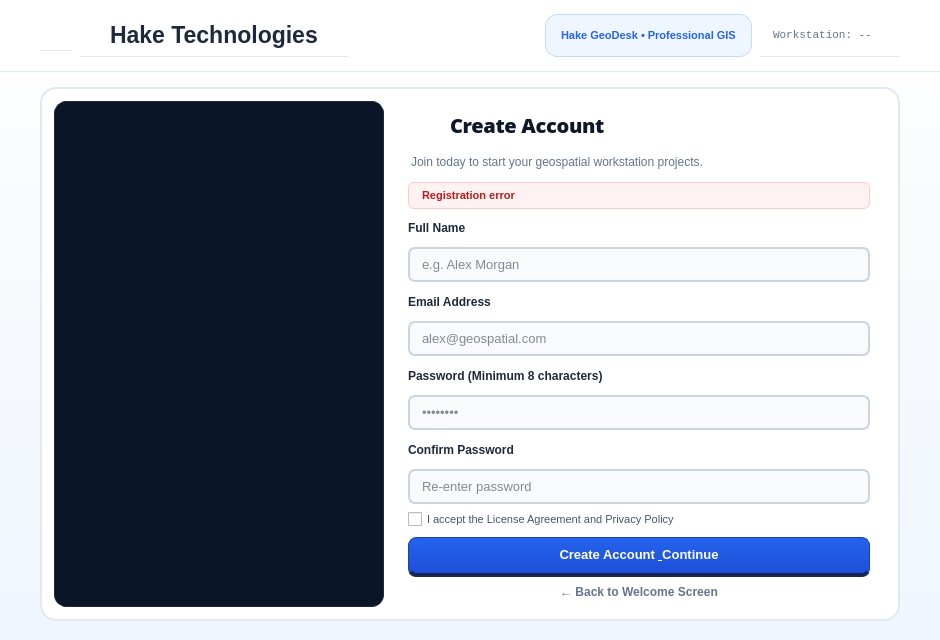
Old version of the form src/ui/hakeactivationdialogbase.ui in the repository sagar-singha-roy/hake-gis.
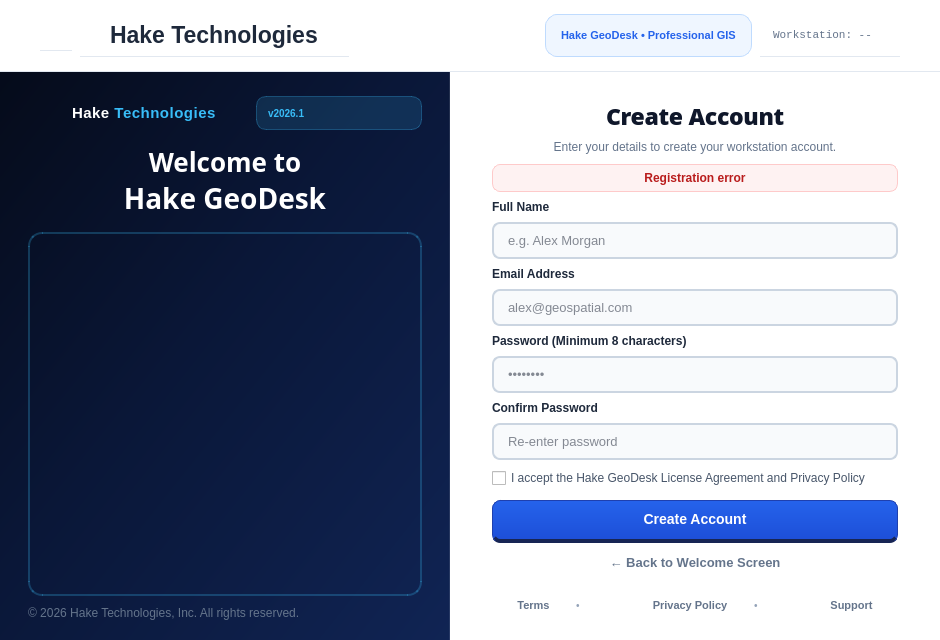
New version of the form. The open tabs and pages were chosen to show the change.

Commit message: feat(ui): edge-to-edge split create account screen with 3D terrain map and direct subscription redirect workflow

Diff of the .ui file:
```diff
--- a/src/ui/hakeactivationdialogbase.ui
+++ b/src/ui/hakeactivationdialogbase.ui
@@ -970,93 +970,186 @@
 
      <!-- PAGE 3: Sign-Up Screen -->
      <widget class="QWidget" name="pageSignUp">
-      <layout class="QVBoxLayout" name="signUpLayout">
+      <layout class="QHBoxLayout" name="signUpSplitLayout">
        <property name="spacing">
         <number>0</number>
        </property>
        <property name="leftMargin">
-        <number>20</number>
+        <number>0</number>
        </property>
        <property name="topMargin">
-        <number>8</number>
+        <number>0</number>
        </property>
        <property name="rightMargin">
-        <number>20</number>
+        <number>0</number>
        </property>
        <property name="bottomMargin">
-        <number>12</number>
+        <number>0</number>
        </property>
 
+       <!-- LEFT HAND HERO PANEL: Cosmic Deep Navy Gradient with 3D Map -->
        <item>
-        <spacer name="signUpTopSpacer">
-         <property name="orientation"><enum>Qt::Vertical</enum></property>
-        </spacer>
-       </item>
-
-       <item>
-        <layout class="QHBoxLayout" name="signUpCenterRow">
-         <item>
-          <spacer name="signUpLeftSpacer">
-           <property name="orientation"><enum>Qt::Horizontal</enum></property>
-          </spacer>
-         </item>
-
-         <item>
-          <widget class="QFrame" name="cardSignUp">
+        <widget class="QFrame" name="panelSignUpHero">
            <property name="minimumSize">
             <size>
-             <width>820</width>
-             <height>520</height>
-            </size>
-           </property>
-           <property name="maximumSize">
-            <size>
-             <width>860</width>
-             <height>540</height>
-            </size>
-           </property>
-           <property name="styleSheet">
-            <string notr="true">QFrame#cardSignUp { background-color: #ffffff; border: 1.5px solid #e2e8f0; border-radius: 16px; padding: 10px; }</string>
-           </property>
-           <layout class="QHBoxLayout" name="cardSignUpSplitLayout">
-            <property name="spacing">
-             <number>18</number>
-            </property>
-            <property name="leftMargin"><number>2</number></property>
-            <property name="topMargin"><number>2</number></property>
-            <property name="rightMargin"><number>12</number></property>
-            <property name="bottomMargin"><number>2</number></property>
-
-            <!-- LEFT SIDE: Geospatial Map Visual Frame -->
-            <item>
-             <widget class="QFrame" name="frameSignUpMap">
-              <property name="minimumSize">
-               <size>
-                <width>330</width>
+           <width>430</width>
                 <height>0</height>
                </size>
               </property>
               <property name="maximumSize">
                <size>
-                <width>350</width>
+           <width>450</width>
                 <height>16777215</height>
                </size>
               </property>
               <property name="styleSheet">
-               <string notr="true">QFrame#frameSignUpMap { background-color: #0b1528; border-radius: 12px; border: 1px solid #1e293b; }</string>
-              </property>
-              <layout class="QVBoxLayout" name="mapFrameLayout">
+          <string notr="true">
+           QFrame#panelSignUpHero {
+             background: qlineargradient(x1:0, y1:0, x2:1, y2:1, stop:0 #050b1a, stop:0.45 #0a1738, stop:1 #102454);
+             border-right: 1px solid rgba(255, 255, 255, 0.1);
+           }
+          </string>
+         </property>
+         <layout class="QVBoxLayout" name="signUpHeroLayout">
+          <property name="spacing">
+           <number>10</number>
+          </property>
+          <property name="leftMargin">
+           <number>28</number>
+          </property>
+          <property name="topMargin">
+           <number>24</number>
+          </property>
+          <property name="rightMargin">
+           <number>28</number>
+          </property>
+          <property name="bottomMargin">
+           <number>20</number>
+          </property>
+
+          <!-- Top Brand Header (Hake Technologies) -->
+          <item>
+           <layout class="QHBoxLayout" name="signUpHeroBrandLayout">
+            <item>
+             <widget class="QLabel" name="lblSignUpHeroBrandIcon">
+              <property name="minimumSize">
+               <size>
+                <width>34</width>
+                <height>34</height>
+               </size>
+              </property>
+              <property name="maximumSize">
+               <size>
+                <width>34</width>
+                <height>34</height>
+               </size>
+              </property>
+              <property name="scaledContents">
+               <bool>true</bool>
+              </property>
+              <property name="styleSheet">
+               <string notr="true">background: transparent;</string>
+              </property>
+              <property name="text">
+               <string/>
+              </property>
+             </widget>
+            </item>
+            <item>
+             <widget class="QLabel" name="lblSignUpHeroBrandName">
+              <property name="font">
+               <font>
+                <pointsize>15</pointsize>
+                <bold>true</bold>
+               </font>
+              </property>
+              <property name="styleSheet">
+               <string notr="true">font-family: -apple-system, BlinkMacSystemFont, "Segoe UI", Roboto, sans-serif; font-size: 15px; font-weight: 800; letter-spacing: 0.5px;</string>
+              </property>
+              <property name="text">
+               <string>&lt;span style=&quot;color: #ffffff; font-weight: 800;&quot;&gt;Hake &lt;/span&gt;&lt;span style=&quot;color: #38bdf8; font-weight: 800;&quot;&gt;Technologies&lt;/span&gt;</string>
+              </property>
+             </widget>
+            </item>
+            <item>
+             <spacer name="signUpHeroBrandSpacer">
+              <property name="orientation">
+               <enum>Qt::Horizontal</enum>
+              </property>
+             </spacer>
+            </item>
+            <item>
+             <widget class="QLabel" name="lblSignUpHeroVersionBadge">
+              <property name="styleSheet">
+               <string notr="true">background: rgba(56, 189, 248, 0.15); color: #38bdf8; border: 1px solid rgba(56, 189, 248, 0.3); border-radius: 10px; padding: 2px 8px; font-size: 10px; font-weight: 600;</string>
+              </property>
+              <property name="text">
+               <string>v2026.1</string>
+              </property>
+             </widget>
+            </item>
+           </layout>
+          </item>
+
+          <!-- Hero Main Title -->
+          <item>
+           <widget class="QLabel" name="lblSignUpHeroTitle">
+            <property name="alignment">
+             <set>Qt::AlignCenter</set>
+            </property>
+            <property name="wordWrap">
+             <bool>true</bool>
+            </property>
+            <property name="font">
+             <font>
+              <family>IBM Plex Serif</family>
+              <pointsize>26</pointsize>
+              <weight>63</weight>
+              <bold>true</bold>
+             </font>
+            </property>
+            <property name="styleSheet">
+             <string notr="true">color: #ffffff; font-weight: 600; font-size: 26px; line-height: 1.25; font-family: "IBM Plex Serif", Georgia, serif; background: transparent; margin-top: 4px; margin-bottom: 4px;</string>
+            </property>
+            <property name="text">
+             <string>&lt;div align=&quot;center&quot; style=&quot;font-family: 'IBM Plex Serif', Georgia, serif; font-weight: 600; color: #ffffff;&quot;&gt;Welcome to&lt;br&gt;&lt;span style=&quot;font-size: 28px;&quot;&gt;Hake GeoDesk&lt;/span&gt;&lt;/div&gt;</string>
+            </property>
+           </widget>
+          </item>
+
+          <!-- 3D Map Container -->
+          <item>
+           <widget class="QFrame" name="frameSignUp3DMap">
+            <property name="sizePolicy">
+             <sizepolicy hsizetype="Expanding" vsizetype="Expanding">
+              <horstretch>0</horstretch>
+              <verstretch>1</verstretch>
+             </sizepolicy>
+            </property>
+            <property name="minimumSize">
+             <size>
+              <width>260</width>
+              <height>300</height>
+             </size>
+            </property>
+            <property name="styleSheet">
+             <string notr="true">background: transparent; border: none;</string>
+            </property>
+            <layout class="QVBoxLayout" name="signUp3DMapLayout">
                <property name="leftMargin"><number>0</number></property>
                <property name="topMargin"><number>0</number></property>
                <property name="rightMargin"><number>0</number></property>
                <property name="bottomMargin"><number>0</number></property>
                <item>
-                <widget class="QLabel" name="lblSignUpMap">
+              <widget class="QLabel" name="lblSignUp3DMap">
                  <property name="scaledContents">
                   <bool>true</bool>
                  </property>
+               <property name="alignment">
+                <set>Qt::AlignCenter</set>
+               </property>
                  <property name="styleSheet">
-                  <string notr="true">border-radius: 12px;</string>
+                <string notr="true">border-radius: 14px; border: 1.5px solid rgba(56, 189, 248, 0.25);</string>
                  </property>
                  <property name="text">
                   <string/>
@@ -1067,193 +1160,292 @@
              </widget>
             </item>
 
-            <!-- RIGHT SIDE: Sign Up Form -->
+          <!-- Hero Bottom Copyright -->
             <item>
-             <widget class="QWidget" name="frameSignUpForm">
-              <layout class="QVBoxLayout" name="signUpFormLayout">
-               <property name="spacing"><number>6</number></property>
-               <property name="leftMargin"><number>6</number></property>
-               <property name="topMargin"><number>6</number></property>
-               <property name="rightMargin"><number>6</number></property>
-               <property name="bottomMargin"><number>6</number></property>
-
-               <!-- Logo & Title -->
-               <item>
-                <layout class="QHBoxLayout" name="signUpTitleRow">
-                 <item>
-                  <widget class="QLabel" name="lblSignUpCardLogo">
-                   <property name="minimumSize"><size><width>36</width><height>36</height></size></property>
-                   <property name="maximumSize"><size><width>36</width><height>36</height></size></property>
-                   <property name="scaledContents"><bool>true</bool></property>
-                   <property name="styleSheet"><string notr="true">background: transparent;</string></property>
-                   <property name="text"><string/></property>
-                  </widget>
-                 </item>
+           <widget class="QLabel" name="lblSignUpHeroCopyright">
+            <property name="styleSheet">
+             <string notr="true">color: #64748b; font-size: 10.5px; font-weight: 400; font-family: 'Open Sans', -apple-system, sans-serif;</string>
+            </property>
+            <property name="text">
+             <string>© 2026 Hake Technologies, Inc. All rights reserved.</string>
+            </property>
+           </widget>
+          </item>
+         </layout>
+        </widget>
+       </item>
+
+       <!-- RIGHT HAND AUTH PANEL: Clean White Card with Create Account Form -->
+       <item>
+        <widget class="QFrame" name="panelSignUpAuth">
+         <property name="styleSheet">
+          <string notr="true">
+           QFrame#panelSignUpAuth {
+             background-color: #ffffff;
+           }
+          </string>
+         </property>
+         <layout class="QVBoxLayout" name="signUpAuthLayout">
+          <property name="spacing">
+           <number>8</number>
+          </property>
+          <property name="leftMargin">
+           <number>42</number>
+          </property>
+          <property name="topMargin">
+           <number>28</number>
+          </property>
+          <property name="rightMargin">
+           <number>42</number>
+          </property>
+          <property name="bottomMargin">
+           <number>18</number>
+          </property>
+
+          <!-- Auth Title -->
                  <item>
                   <widget class="QLabel" name="lblSignUpTitle">
                    <property name="font">
                     <font>
                      <family>Open Sans</family>
-                     <pointsize>20</pointsize>
+              <pointsize>23</pointsize>
                      <bold>true</bold>
                     </font>
                    </property>
+            <property name="alignment">
+             <set>Qt::AlignCenter</set>
+            </property>
                    <property name="styleSheet">
-                    <string notr="true">color: #0f172a; font-weight: 700; font-size: 20px; font-family: 'Open Sans', -apple-system, sans-serif; letter-spacing: -0.3px;</string>
+             <string notr="true">color: #0f172a; font-weight: 700; font-size: 23px; letter-spacing: -0.3px; font-family: 'Open Sans', -apple-system, sans-serif;</string>
                    </property>
                    <property name="text">
                     <string>Create Account</string>
                    </property>
                   </widget>
                  </item>
-                 <item>
-                  <spacer name="suTitleSpacer"><property name="orientation"><enum>Qt::Horizontal</enum></property></spacer>
-                 </item>
-                </layout>
-               </item>
 
+          <!-- Auth Subtitle -->
                <item>
                 <widget class="QLabel" name="lblSignUpSubtitle">
+            <property name="alignment">
+             <set>Qt::AlignCenter</set>
+            </property>
                  <property name="styleSheet">
-                  <string notr="true">color: #64748b; font-size: 12px; font-weight: 400; font-family: 'Open Sans', -apple-system, sans-serif; margin-bottom: 2px;</string>
+             <string notr="true">color: #64748b; font-size: 12.5px; font-weight: 400; font-family: 'Open Sans', -apple-system, sans-serif; margin-bottom: 2px;</string>
                  </property>
                  <property name="text">
-                  <string>Join today to start your geospatial workstation projects.</string>
+             <string>Enter your details to create your workstation account.</string>
                  </property>
                 </widget>
                </item>
 
                <item>
                 <widget class="QLabel" name="lblSignUpError">
+            <property name="alignment">
+             <set>Qt::AlignCenter</set>
+            </property>
                  <property name="styleSheet">
-                  <string notr="true">background: #fef2f2; color: #b91c1c; border: 1px solid #fecaca; border-radius: 6px; padding: 5px 10px; font-size: 11px; font-weight: 500; font-family: 'Open Sans', sans-serif;</string>
-                 </property>
-                 <property name="text"><string>Registration error</string></property>
-                 <property name="visible"><bool>false</bool></property>
-                 <property name="wordWrap"><bool>true</bool></property>
+             <string notr="true">background: #fef2f2; color: #b91c1c; border: 1px solid #fecaca; border-radius: 8px; padding: 6px 12px; font-size: 11.5px; font-weight: 500; font-family: 'Open Sans', sans-serif;</string>
+            </property>
+            <property name="text">
+             <string>Registration error</string>
+            </property>
+            <property name="visible">
+             <bool>false</bool>
+            </property>
+            <property name="wordWrap">
+             <bool>true</bool>
+            </property>
                 </widget>
                </item>
 
+          <!-- Full Name -->
                <item>
                 <widget class="QLabel" name="lblSignUpName">
-                 <property name="styleSheet"><string notr="true">font-weight: 600; font-size: 11.5px; color: #1e293b; font-family: 'Open Sans', sans-serif;</string></property>
-                 <property name="text"><string>Full Name</string></property>
+            <property name="styleSheet"><string notr="true">font-weight: 600; font-size: 12px; color: #1e293b; font-family: 'Open Sans', sans-serif;</string></property>
+            <property name="text">
+             <string>Full Name</string>
+            </property>
                 </widget>
                </item>
                <item>
                 <widget class="QLineEdit" name="txtSignUpName">
-                 <property name="styleSheet"><string notr="true">background: #f8fafc; border: 1.5px solid #cbd5e1; border-radius: 7px; font-family: 'Open Sans', -apple-system, sans-serif; font-size: 12.5px; color: #0f172a; padding: 7px 10px;</string></property>
-                 <property name="placeholderText"><string>e.g. Alex Morgan</string></property>
+            <property name="styleSheet">
+             <string notr="true">background: #f8fafc; border: 1.5px solid #cbd5e1; border-radius: 8px; font-family: 'Open Sans', -apple-system, sans-serif; font-size: 13px; color: #0f172a; padding: 8px 12px;</string>
+            </property>
+            <property name="placeholderText">
+             <string>e.g. Alex Morgan</string>
+            </property>
                 </widget>
                </item>
 
+          <!-- Email Address -->
                <item>
                 <widget class="QLabel" name="lblSignUpEmail">
-                 <property name="styleSheet"><string notr="true">font-weight: 600; font-size: 11.5px; color: #1e293b; font-family: 'Open Sans', sans-serif;</string></property>
-                 <property name="text"><string>Email Address</string></property>
+            <property name="styleSheet"><string notr="true">font-weight: 600; font-size: 12px; color: #1e293b; font-family: 'Open Sans', sans-serif;</string></property>
+            <property name="text">
+             <string>Email Address</string>
+            </property>
                 </widget>
                </item>
                <item>
                 <widget class="QLineEdit" name="txtSignUpEmail">
-                 <property name="styleSheet"><string notr="true">background: #f8fafc; border: 1.5px solid #cbd5e1; border-radius: 7px; font-family: 'Open Sans', -apple-system, sans-serif; font-size: 12.5px; color: #0f172a; padding: 7px 10px;</string></property>
-                 <property name="placeholderText"><string>alex@geospatial.com</string></property>
+            <property name="styleSheet">
+             <string notr="true">background: #f8fafc; border: 1.5px solid #cbd5e1; border-radius: 8px; font-family: 'Open Sans', -apple-system, sans-serif; font-size: 13px; color: #0f172a; padding: 8px 12px;</string>
+            </property>
+            <property name="placeholderText">
+             <string>alex@geospatial.com</string>
+            </property>
                 </widget>
                </item>
 
+          <!-- Password -->
                <item>
                 <widget class="QLabel" name="lblSignUpPassword">
-                 <property name="styleSheet"><string notr="true">font-weight: 600; font-size: 11.5px; color: #1e293b; font-family: 'Open Sans', sans-serif;</string></property>
-                 <property name="text"><string>Password (Minimum 8 characters)</string></property>
+            <property name="styleSheet"><string notr="true">font-weight: 600; font-size: 12px; color: #1e293b; font-family: 'Open Sans', sans-serif;</string></property>
+            <property name="text">
+             <string>Password (Minimum 8 characters)</string>
+            </property>
                 </widget>
                </item>
                <item>
                 <widget class="QLineEdit" name="txtSignUpPassword">
-                 <property name="echoMode"><enum>QLineEdit::Password</enum></property>
-                 <property name="styleSheet"><string notr="true">background: #f8fafc; border: 1.5px solid #cbd5e1; border-radius: 7px; font-family: 'Open Sans', -apple-system, sans-serif; font-size: 12.5px; color: #0f172a; padding: 7px 10px;</string></property>
-                 <property name="placeholderText"><string>••••••••</string></property>
+            <property name="echoMode">
+             <enum>QLineEdit::Password</enum>
+            </property>
+            <property name="styleSheet">
+             <string notr="true">background: #f8fafc; border: 1.5px solid #cbd5e1; border-radius: 8px; font-family: 'Open Sans', -apple-system, sans-serif; font-size: 13px; color: #0f172a; padding: 8px 12px;</string>
+            </property>
+            <property name="placeholderText">
+             <string>••••••••</string>
+            </property>
                 </widget>
                </item>
 
+          <!-- Confirm Password -->
                <item>
                 <widget class="QLabel" name="lblSignUpConfirm">
-                 <property name="styleSheet"><string notr="true">font-weight: 600; font-size: 11.5px; color: #1e293b; font-family: 'Open Sans', sans-serif;</string></property>
-                 <property name="text"><string>Confirm Password</string></property>
+            <property name="styleSheet"><string notr="true">font-weight: 600; font-size: 12px; color: #1e293b; font-family: 'Open Sans', sans-serif;</string></property>
+            <property name="text">
+             <string>Confirm Password</string>
+            </property>
                 </widget>
                </item>
                <item>
                 <widget class="QLineEdit" name="txtSignUpConfirm">
-                 <property name="echoMode"><enum>QLineEdit::Password</enum></property>
-                 <property name="styleSheet"><string notr="true">background: #f8fafc; border: 1.5px solid #cbd5e1; border-radius: 7px; font-family: 'Open Sans', -apple-system, sans-serif; font-size: 12.5px; color: #0f172a; padding: 7px 10px;</string></property>
-                 <property name="placeholderText"><string>Re-enter password</string></property>
+            <property name="echoMode">
+             <enum>QLineEdit::Password</enum>
+            </property>
+            <property name="styleSheet">
+             <string notr="true">background: #f8fafc; border: 1.5px solid #cbd5e1; border-radius: 8px; font-family: 'Open Sans', -apple-system, sans-serif; font-size: 13px; color: #0f172a; padding: 8px 12px;</string>
+            </property>
+            <property name="placeholderText">
+             <string>Re-enter password</string>
+            </property>
                 </widget>
                </item>
 
+          <!-- Terms Checkbox -->
                <item>
                 <widget class="QCheckBox" name="chkAcceptTerms">
-                 <property name="styleSheet"><string notr="true">color: #475569; font-size: 11px; font-family: 'Open Sans', -apple-system, sans-serif;</string></property>
-                 <property name="text"><string>I accept the License Agreement and Privacy Policy</string></property>
+            <property name="styleSheet">
+             <string notr="true">color: #475569; font-size: 11.5px; font-family: 'Open Sans', -apple-system, sans-serif;</string>
+            </property>
+            <property name="text">
+             <string>I accept the Hake GeoDesk License Agreement and Privacy Policy</string>
+            </property>
                 </widget>
                </item>
 
+          <!-- Create Account Button (ONLY "Create Account") -->
                <item>
                 <widget class="QPushButton" name="btnSubmitSignUp">
                  <property name="cursor"><cursorShape>PointingHandCursor</cursorShape></property>
                  <property name="styleSheet">
                   <string notr="true">
-                   QPushButton#btnSubmitSignUp {
-                     background: qlineargradient(x1:0, y1:0, x2:0, y2:1, stop:0 #2563eb, stop:1 #1d4ed8);
-                     color: #ffffff;
-                     font-family: 'Open Sans', -apple-system, sans-serif;
-                     font-weight: 700;
-                     font-size: 13.5px;
-                     border-radius: 8px;
-                     border: 1px solid #1e40af;
-                     border-bottom: 3.5px solid #172554;
-                     padding: 9px 16px 11px 16px;
-                     margin-top: 2px;
-                   }
-                   QPushButton#btnSubmitSignUp:hover {
-                     background: qlineargradient(x1:0, y1:0, x2:0, y2:1, stop:0 #3b82f6, stop:1 #2563eb);
-                     border-bottom: 3.5px solid #1e3a8a;
-                   }
-                   QPushButton#btnSubmitSignUp:pressed {
-                     background: #1d4ed8;
-                     border-bottom: 1px solid #172554;
-                     padding-top: 11px;
-                     padding-bottom: 9px;
-                   }
-                  </string>
-                 </property>
-                 <property name="text"><string>Create Account &amp; Continue</string></property>
+              QPushButton#btnSubmitSignUp {
+                background: qlineargradient(x1:0, y1:0, x2:0, y2:1, stop:0 #2563eb, stop:1 #1d4ed8);
+                color: #ffffff;
+                font-family: 'Open Sans', -apple-system, sans-serif;
+                font-weight: 700;
+                font-size: 14px;
+                border-radius: 8px;
+                border: 1px solid #1e40af;
+                border-bottom: 3.5px solid #172554;
+                padding: 10px 18px 12px 18px;
+                margin-top: 4px;
+              }
+              QPushButton#btnSubmitSignUp:hover {
+                background: qlineargradient(x1:0, y1:0, x2:0, y2:1, stop:0 #3b82f6, stop:1 #2563eb);
+                border-bottom: 3.5px solid #1e3a8a;
+              }
+              QPushButton#btnSubmitSignUp:pressed {
+                background: #1d4ed8;
+                border-bottom: 1px solid #172554;
+                padding-top: 12px;
+                padding-bottom: 9px;
+              }
+             </string>
+            </property>
+            <property name="text">
+             <string>Create Account</string>
+            </property>
                 </widget>
                </item>
 
+          <!-- Back Button -->
                <item>
                 <widget class="QPushButton" name="btnBackFromSignUp">
-                 <property name="cursor"><cursorShape>PointingHandCursor</cursorShape></property>
-                 <property name="styleSheet"><string notr="true">QPushButton#btnBackFromSignUp { background: transparent; color: #64748b; font-weight: 600; font-size: 12px; padding: 2px; border: none; font-family: 'Open Sans', sans-serif; } QPushButton#btnBackFromSignUp:hover { color: #2563eb; }</string></property>
-                 <property name="text"><string>← Back to Welcome Screen</string></property>
-                </widget>
-               </item>
-              </layout>
-             </widget>
-            </item>
-           </layout>
-          </widget>
-         </item>
+            <property name="cursor">
+             <cursorShape>PointingHandCursor</cursorShape>
+            </property>
+            <property name="styleSheet">
+             <string notr="true">QPushButton#btnBackFromSignUp { background: transparent; color: #64748b; font-weight: 600; font-size: 12.5px; padding: 4px; border: none; font-family: 'Open Sans', sans-serif; } QPushButton#btnBackFromSignUp:hover { color: #2563eb; }</string>
+            </property>
+            <property name="text">
+             <string>← Back to Welcome Screen</string>
+            </property>
+           </widget>
+          </item>
 
          <item>
-          <spacer name="signUpRightSpacer">
-           <property name="orientation"><enum>Qt::Horizontal</enum></property>
-          </spacer>
-         </item>
-        </layout>
-       </item>
-
-       <item>
-        <spacer name="signUpBottomSpacer">
+           <spacer name="signUpAuthBottomSpacer">
          <property name="orientation"><enum>Qt::Vertical</enum></property>
         </spacer>
+          </item>
+
+          <!-- Footer Links -->
+          <item>
+           <layout class="QHBoxLayout" name="signUpFooterRow">
+            <item><spacer name="suFtSpacerL"><property name="orientation"><enum>Qt::Horizontal</enum></property></spacer></item>
+            <item>
+             <widget class="QPushButton" name="btnTermsSU">
+              <property name="cursor"><cursorShape>PointingHandCursor</cursorShape></property>
+              <property name="styleSheet"><string notr="true">background: transparent; color: #64748b; font-size: 11px; border: none;</string></property>
+              <property name="text"><string>Terms</string></property>
+             </widget>
+            </item>
+            <item><widget class="QLabel" name="dot1SU"><property name="styleSheet"><string notr="true">color: #94a3b8; font-size: 10px;</string></property><property name="text"><string>•</string></property></widget></item>
+            <item>
+             <widget class="QPushButton" name="btnPrivacySU">
+              <property name="cursor"><cursorShape>PointingHandCursor</cursorShape></property>
+              <property name="styleSheet"><string notr="true">background: transparent; color: #64748b; font-size: 11px; border: none;</string></property>
+              <property name="text"><string>Privacy Policy</string></property>
+             </widget>
+            </item>
+            <item><widget class="QLabel" name="dot2SU"><property name="styleSheet"><string notr="true">color: #94a3b8; font-size: 10px;</string></property><property name="text"><string>•</string></property></widget></item>
+            <item>
+             <widget class="QPushButton" name="btnSupportSU">
+              <property name="cursor"><cursorShape>PointingHandCursor</cursorShape></property>
+              <property name="styleSheet"><string notr="true">background: transparent; color: #64748b; font-size: 11px; border: none;</string></property>
+              <property name="text"><string>Support</string></property>
+             </widget>
+            </item>
+            <item><spacer name="suFtSpacerR"><property name="orientation"><enum>Qt::Horizontal</enum></property></spacer></item>
+           </layout>
+          </item>
+         </layout>
+        </widget>
        </item>
       </layout>
      </widget>
```
Left out of the diff: 6 changed lines with no effect on the pictures. Lines whose indentation alone changed are shown as unchanged. The commit also changes 2 other files.
